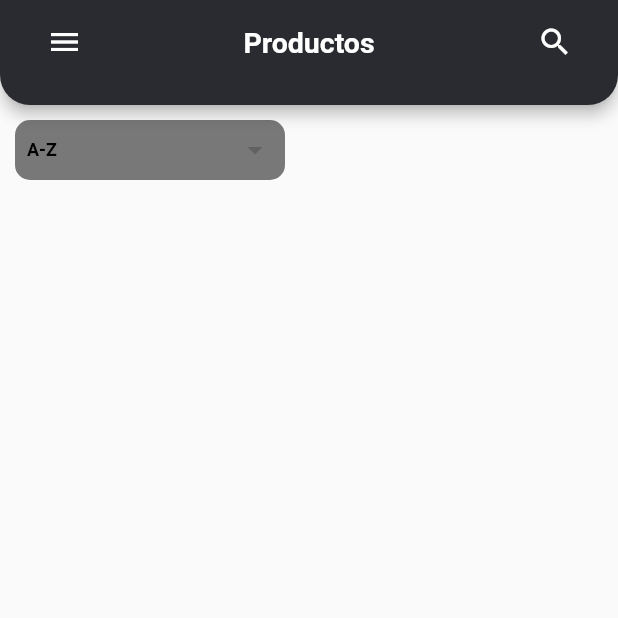
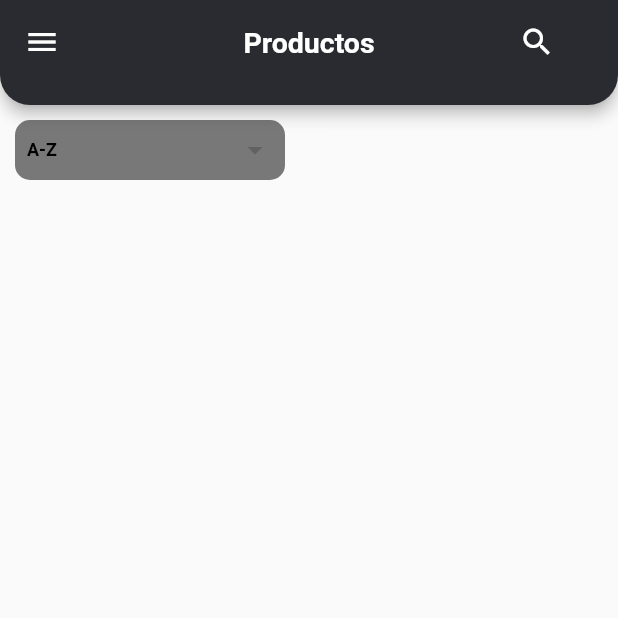
Before and after one commit to anything-devs/bike-soft-mobile-app, a Flutter app: the screen it shows after launch, on a phone screen of 412 x 824 dp, the top half of it. Run offline on Flutter 3.47's test engine with Material 2 defaults, Android fonts, the phone set to English and light mode, and no system bars.

Commit message:
Menú lateral y funcionalidades
* Se agrego el menu lateral, cambio de paginas y funcionalidad de botón buscar

* Se añadió botón flotante en las pantallas de actualización y esquema de edición de producto

---------

Co-authored-by: Juan Felipe <juanfelipecortescastrillon@gmail.com>
Co-authored-by: Jhonatan Garcia <jhonatangarcia6699@gmail.com>

```diff
--- /dev/null
+++ b/lib/delegate/delegate_busqueda_producto.dart
@@ -0,0 +1,40 @@
+
+import 'package:flutter/material.dart';
+
+
+class BusquedaProducto extends SearchDelegate{
+
+  @override
+  String get searchFieldLabel => 'ID o nombre del producto';
+
+  @override
+  List<Widget>? buildActions(BuildContext context) {
+    return [
+      IconButton(
+            icon: Icon(Icons.manage_search_sharp),
+            onPressed: () {
+            },
+      ),
+    ];
+  }
+
+  @override
+  Widget? buildLeading(BuildContext context) {
+    return IconButton(
+      icon: Icon(Icons.arrow_back_ios),
+      onPressed: () => Navigator.pop(context),
+    );
+  }
+
+  @override
+  Widget buildResults(BuildContext context) {
+    return Text("Conectese a la BD primero");
+  }
+
+  @override
+  Widget buildSuggestions(BuildContext context) {
+    return Text("");
+    //sugerencias de busqeuda
+  }
+
+}
--- a/lib/main.dart
+++ b/lib/main.dart
@@ -1,4 +1,6 @@
 import 'package:bike_soft_mobile_app/screens/pantalla_productos.dart';
+import 'package:bike_soft_mobile_app/screens/pantalla_acualizar_cantidad.dart';
+import 'package:bike_soft_mobile_app/screens/pantalla_acualizar_producto.dart';
 import 'package:flutter/material.dart';
 
 void main() {
@@ -16,7 +18,13 @@ class MyApp extends StatelessWidget {
       theme: theme.copyWith(
           colorScheme:
               theme.colorScheme.copyWith(secondary: Colors.red.shade500)),
-      home: const ProductsScreen(),
+
+      initialRoute: '/',
+      routes: {
+        '/':(context) => const ProductsScreen(),
+        '/actualizarProductos':(context) => const ActProductsScreen(),
+        '/actualizarProducto':(context) => const ActProductScreen(),
+      },
     );
   }
 }
--- a/lib/screens/pantalla_productos.dart
+++ b/lib/screens/pantalla_productos.dart
@@ -1,4 +1,5 @@
 import 'package:bike_soft_mobile_app/widgets/custom_app_bar.dart';
+import 'package:bike_soft_mobile_app/widgets/custom_drawer.dart';
 import 'package:flutter/material.dart';
 
 const List<String> list = <String>["A-Z", "Z-A", "Bajas unidades"];
@@ -16,6 +17,7 @@ class _ProductsScreenState extends State<ProductsScreen> {
   Widget build(BuildContext context) {
     return Scaffold(
       appBar: const CustomAppBarr(titulo: "Productos"),
+      drawer: const CustomDrawer(),
       body: ListView(
         children: [
           Padding(
--- a/lib/widgets/custom_app_bar.dart
+++ b/lib/widgets/custom_app_bar.dart
@@ -1,4 +1,6 @@
 import 'package:flutter/material.dart';
+import 'package:bike_soft_mobile_app/delegate/delegate_busqueda_producto.dart';
+
 
 class CustomAppBarr extends StatelessWidget implements PreferredSizeWidget {
   const CustomAppBarr({super.key, this.titulo = ''});
@@ -8,6 +10,9 @@ class CustomAppBarr extends StatelessWidget implements PreferredSizeWidget {
   @override
   Widget build(BuildContext context) {
     return AppBar(
+      iconTheme: const IconThemeData(
+        color:  Colors.white,
+      ),
       centerTitle: true,
       backgroundColor: const Color(0xff2a2b30),
       shape: const RoundedRectangleBorder(
@@ -22,21 +27,16 @@ class CustomAppBarr extends StatelessWidget implements PreferredSizeWidget {
             fontSize: 19,
             color: Colors.white),
       ),
-      leading: const Padding(
-        padding: EdgeInsets.fromLTRB(30, 0, 0, 0),
-        child: Icon(
-          Icons.menu,
-          color: Color(0xffffffff),
-          size: 24,
-        ),
-      ),
-      actions: const [
+      actions: [
         Padding(
-          padding: EdgeInsets.fromLTRB(0, 0, 30, 0),
-          child: Icon(
-            Icons.search,
-            color: Color(0xffffffff),
-            size: 24,
+          padding: const EdgeInsets.fromLTRB(0, 0, 30, 0),
+          child: IconButton(
+            icon: const Icon(Icons.search) ,
+            color: const  Color(0xffffffff),
+            iconSize: 24,
+            onPressed: () {
+              showSearch(context: context, delegate: BusquedaProducto());
+            },
           ),
         ),
       ],
```
Also changed, not shown: lib/screens/pantalla_acualizar_cantidad.dart (added, +48 -0 lines), lib/screens/pantalla_acualizar_producto.dart (added, +80 -0 lines), lib/widgets/custom_drawer.dart (added, +60 -0 lines).
